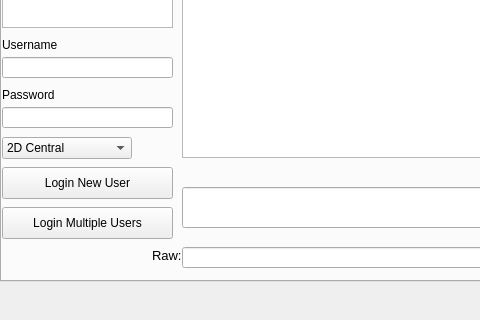
Arus12316/sabotv2, file mainwindow.ui: the form before one commit; both pictures show x 0 to 480 and y 266 to 586 of the 1414 by 586 pixel window.
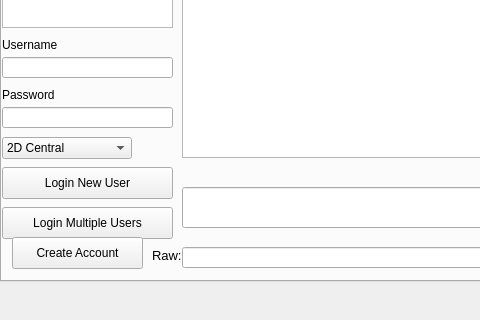
The form after the commit.

Commit message: Refactored some malloc-family wrapper functions (for c files only) and added a 'create account' mechanism for the interface.

The edit to the form file:
```diff
--- a/mainwindow.ui
+++ b/mainwindow.ui
@@ -321,6 +321,19 @@
        <string>Raw:</string>
       </property>
      </widget>
+     <widget class="QPushButton" name="createAccountButton">
+      <property name="geometry">
+       <rect>
+        <x>10</x>
+        <y>460</y>
+        <width>131</width>
+        <height>32</height>
+       </rect>
+      </property>
+      <property name="text">
+       <string>Create Account</string>
+      </property>
+     </widget>
     </widget>
    </widget>
   </widget>
```
The commit also changes 13 other files.
